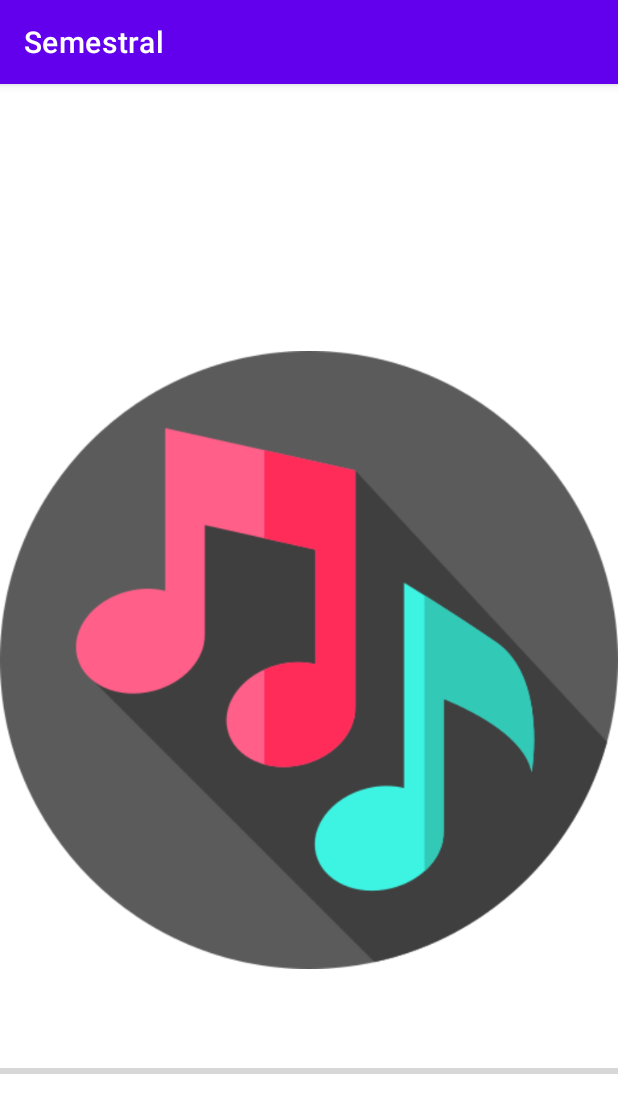
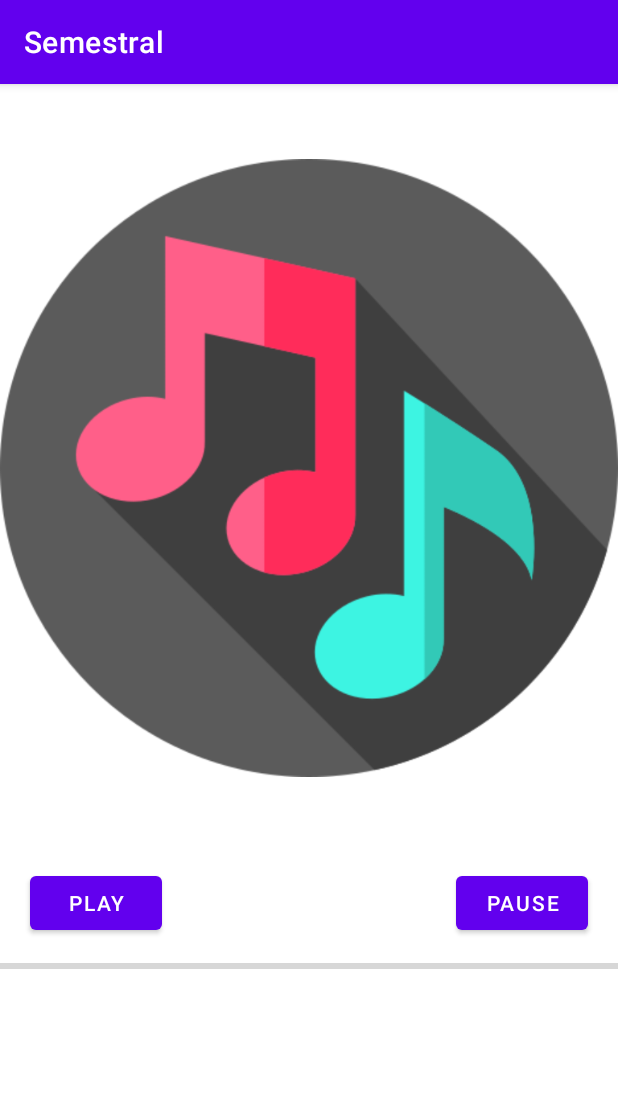
Before and after one commit to Stevenz10/Semestral, an Android app: the MainActivity screen opened directly, with no data from a screen before it, on a phone screen of 412 x 824 dp. Shown: the top 1113 px of the screen. Run offline under Robolectric (Android 15) with nearby library versions, the phone set to English and light mode, and no system bars; 1 statement that could not run was skipped.

Commit message:
Version funcional con botones de pausa y play añadidos, ademas de reproducir la cancion cuando esta boca abajo

```diff
--- a/app/src/main/AndroidManifest.xml
+++ b/app/src/main/AndroidManifest.xml
@@ -1,6 +1,7 @@
 <?xml version="1.0" encoding="utf-8"?>
 <manifest xmlns:android="http://schemas.android.com/apk/res/android"
     xmlns:tools="http://schemas.android.com/tools">
+    <uses-permission android:name="android.permission.FOREGROUND_SERVICE" />
 
     <application
         android:allowBackup="true"
@@ -20,6 +21,10 @@
                 <category android:name="android.intent.category.LAUNCHER" />
             </intent-filter>
         </activity>
+        <service
+            android:name=".MusicService"
+            android:enabled="true"
+            android:exported="true"/>
     </application>
 
 </manifest>
--- a/app/src/main/java/com/example/semestral/MainActivity.java
+++ b/app/src/main/java/com/example/semestral/MainActivity.java
@@ -10,10 +10,11 @@ import android.hardware.SensorEventListener;
 import android.hardware.SensorManager;
 import android.os.Build;
 import android.os.Bundle;
+import android.view.View;
+import android.widget.Button;
+import android.widget.ImageView;
+import android.widget.ProgressBar;
 import android.widget.TextView;
-import android.widget.Toast;
-import android.widget.ProgressBar;
-import android.os.Handler;
 
 import androidx.appcompat.app.AppCompatActivity;
 
@@ -22,87 +23,63 @@ public class MainActivity extends AppCompatActivity implements SensorEventListen
 
     private SensorManager sensorManager;
     private Sensor proximitySensor;
-    private MusicPlayer player;
     private boolean isPlaying = false;
-    private Handler handler = new Handler();
-    private TextView tvTime;
+    private Intent musicServiceIntent;
+
+    private TextView tv_time;
     private ProgressBar progressBar;
-
-    private Runnable updateTimeRunnable = new Runnable() {
-        @Override
-        public void run() {
-            int remainingTime = player.getRemainingTime();
-            int totalTime = player.getDuration();
-            int currentTime = totalTime - remainingTime;
-            int minutes = currentTime / 1000 / 60;
-            int seconds = (currentTime / 1000) % 60;
-            int totalMinutes = totalTime / 1000 / 60;
-            int totalSeconds = (totalTime / 1000) % 60;
-
-            tvTime.setText(String.format("%02d:%02d / %02d:%02d", minutes, seconds, totalMinutes, totalSeconds));
-            progressBar.setProgress(currentTime * 100 / totalTime);
-            handler.postDelayed(this, 1000);
-        }
-    };
 
     @Override
     protected void onCreate(Bundle savedInstanceState) {
         super.onCreate(savedInstanceState);
         setContentView(R.layout.activity_main);
 
-        tvTime = findViewById(R.id.tv_time);
+        ImageView imageView = findViewById(R.id.image);
+        imageView.setImageResource(R.drawable.image);
+
         progressBar = findViewById(R.id.progress_bar);
+        tv_time = findViewById(R.id.tv_time);
+
+        Button playButton = findViewById(R.id.playButton);
+        playButton.setOnClickListener(new View.OnClickListener() {
+            @Override
+            public void onClick(View v) {
+                playMusic();
+            }
+        });
+
+        Button pauseButton = findViewById(R.id.pauseButton);
+        pauseButton.setOnClickListener(new View.OnClickListener() {
+            @Override
+            public void onClick(View v) {
+                pauseMusic();
+            }
+        });
 
         sensorManager = (SensorManager) getSystemService(Context.SENSOR_SERVICE);
         proximitySensor = sensorManager.getDefaultSensor(Sensor.TYPE_PROXIMITY);
-        player = new MusicPlayer(this, R.raw.song1);
 
-        if (Build.VERSION.SDK_INT >= Build.VERSION_CODES.O) {
-            NotificationChannel channel = new NotificationChannel(
-                    CHANNEL_ID, "Music Service Channel",
-                    NotificationManager.IMPORTANCE_DEFAULT);
-            NotificationManager manager = getSystemService(NotificationManager.class);
-            manager.createNotificationChannel(channel);
+        if (proximitySensor == null) {
+            finish();  // No proximity sensor found, finish the Activity.
         }
 
-        if(proximitySensor == null) {
-            Toast.makeText(this, "Proximity sensor not available.", Toast.LENGTH_LONG).show();
-            finish();
-        } else {
-            sensorManager.registerListener(this, proximitySensor, SensorManager.SENSOR_DELAY_NORMAL);
+        musicServiceIntent = new Intent(this, MusicService.class);
+
+        createNotificationChannel();
+    }
+
+    private void playMusic() {
+        if (!isPlaying) {
+            startService(musicServiceIntent);
+            isPlaying = true;
         }
     }
 
-    @Override
-    public void onSensorChanged(SensorEvent event) {
-        if (event.sensor.getType() == Sensor.TYPE_PROXIMITY) {
-            if (event.values[0] < proximitySensor.getMaximumRange()) {
-                if (isPlaying) {
-                    player.pause();
-                    handler.removeCallbacks(updateTimeRunnable);
-                    stopMusicService();
-                } else {
-                    player.play();
-                    handler.post(updateTimeRunnable);
-                    startMusicService();
-                }
-                isPlaying = !isPlaying;
-            }
+    private void pauseMusic() {
+        if (isPlaying) {
+            stopService(musicServiceIntent);
+            isPlaying = false;
         }
-    }
-
-    private void startMusicService() {
-        Intent intent = new Intent(this, MusicService.class);
-        startService(intent);
-    }
-
-    private void stopMusicService() {
-        Intent intent = new Intent(this, MusicService.class);
-        stopService(intent);
-    }
-
-    @Override
-    public void onAccuracyChanged(Sensor sensor, int accuracy) {
     }
 
     @Override
@@ -115,15 +92,36 @@ public class MainActivity extends AppCompatActivity implements SensorEventListen
     protected void onPause() {
         super.onPause();
         sensorManager.unregisterListener(this);
-        player.pause();
-        isPlaying = false;
-        handler.removeCallbacks(updateTimeRunnable);
-        stopMusicService();
     }
 
     @Override
-    protected void onDestroy() {
-        super.onDestroy();
-        player.release();
+    public void onSensorChanged(SensorEvent event) {
+        if (event.sensor.getType() == Sensor.TYPE_PROXIMITY) {
+            if (event.values[0] < proximitySensor.getMaximumRange()) {
+                // Detected something nearby
+                playMusic();
+            } else {
+                // Nothing is nearby
+                pauseMusic();
+            }
+        }
+    }
+
+    @Override
+    public void onAccuracyChanged(Sensor sensor, int accuracy) {
+        // We don't need this for a proximity sensor.
+    }
+
+    private void createNotificationChannel() {
+        if (Build.VERSION.SDK_INT >= Build.VERSION_CODES.O) {
+            CharSequence name = "MusicServiceChannel";
+            String description = "Channel for Music Service";
+            int importance = NotificationManager.IMPORTANCE_DEFAULT;
+            NotificationChannel channel = new NotificationChannel(CHANNEL_ID, name, importance);
+            channel.setDescription(description);
+
+            NotificationManager notificationManager = getSystemService(NotificationManager.class);
+            notificationManager.createNotificationChannel(channel);
+        }
     }
 }
--- a/app/src/main/res/layout/activity_main.xml
+++ b/app/src/main/res/layout/activity_main.xml
@@ -10,15 +10,35 @@
         android:id="@+id/image"
         android:layout_width="wrap_content"
         android:layout_height="wrap_content"
-        android:layout_centerInParent="true"
+        android:layout_centerHorizontal="true"
         android:src="@drawable/image" />
+
+    <Button
+        android:id="@+id/playButton"
+        android:layout_width="wrap_content"
+        android:layout_height="wrap_content"
+        android:text="Play"
+        android:layout_below="@+id/image"
+        android:layout_alignParentStart="true"
+        android:layout_marginStart="20dp"
+        android:layout_marginTop="10dp" />
+
+    <Button
+        android:id="@+id/pauseButton"
+        android:layout_width="wrap_content"
+        android:layout_height="wrap_content"
+        android:text="Pause"
+        android:layout_below="@+id/image"
+        android:layout_alignParentEnd="true"
+        android:layout_marginEnd="20dp"
+        android:layout_marginTop="10dp" />
 
     <ProgressBar
         android:id="@+id/progress_bar"
         style="?android:attr/progressBarStyleHorizontal"
         android:layout_width="match_parent"
         android:layout_height="wrap_content"
-        android:layout_below="@+id/image"
+        android:layout_below="@+id/playButton"
         android:layout_marginTop="10dp" />
 
     <TextView
```
